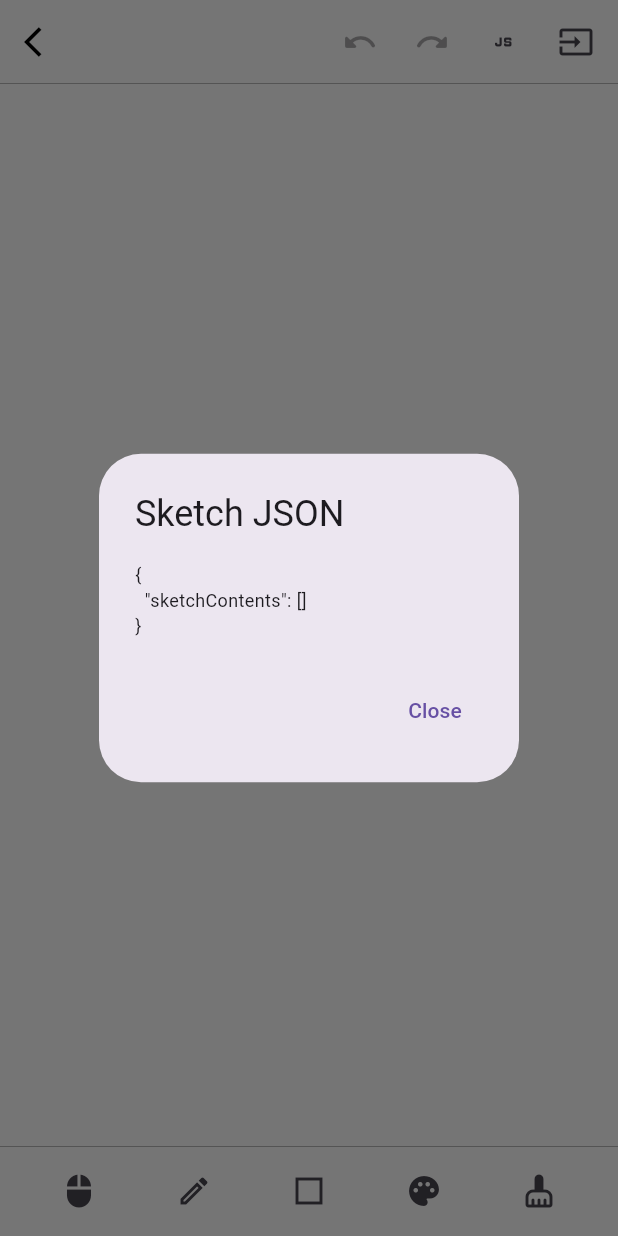
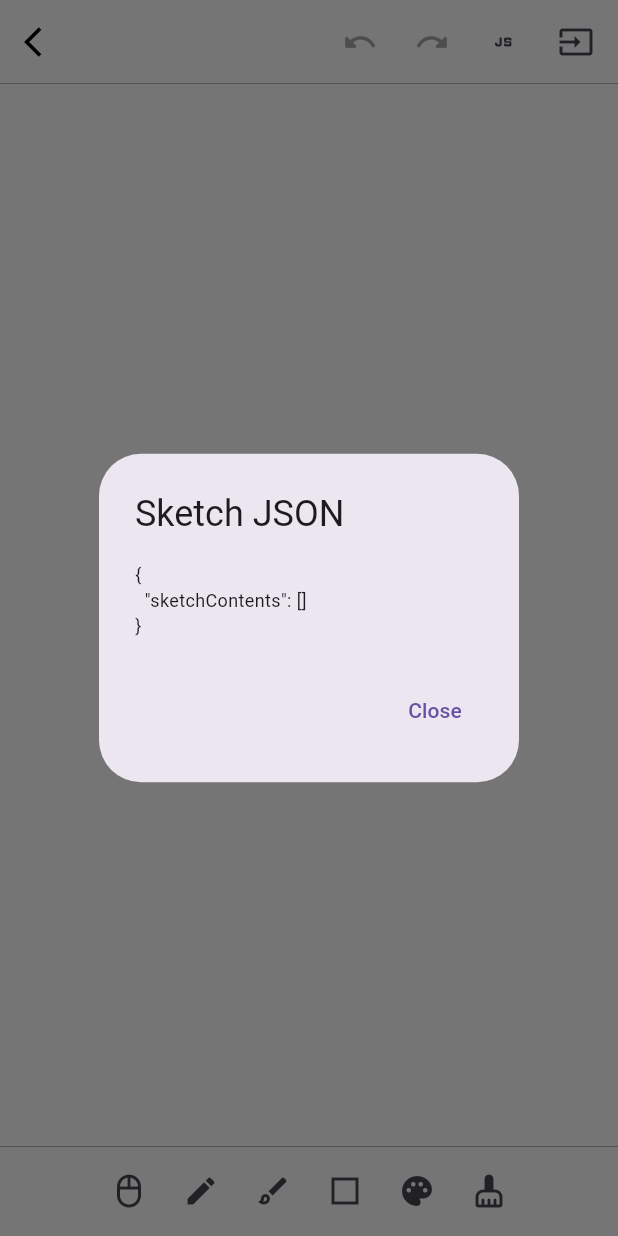
Before and after one commit to Fasoo-DigitalPage/sketch_flow, a Flutter app: the screen it shows after launch, after a tap on the "javascript" icon, on a phone screen of 412 x 824 dp. Run offline on Flutter 3.47's test engine with Material 3 defaults, Android fonts, the phone set to English and light mode, and no system bars.

Commit message:
[Feat] Add brush tool, modify SketchContent structure

```diff
--- a/example/lib/main.dart
+++ b/example/lib/main.dart
@@ -1,5 +1,4 @@
 import 'dart:convert';
-
 import 'package:example/test_data.dart';
 import 'package:flutter/material.dart';
 import 'package:sketch_flow/sketch_flow.dart';
--- a/lib/sketch_widgets.dart
+++ b/lib/sketch_widgets.dart
@@ -1,2 +1,3 @@
 export 'src/widgets/base_circle.dart';
 export 'src/widgets/base_thickness.dart';
+export 'src/widgets/gradient_track_shape.dart';
--- a/lib/src/bottomBar/sketch_bottom_bar.dart
+++ b/lib/src/bottomBar/sketch_bottom_bar.dart
@@ -1,8 +1,8 @@
 import 'package:flutter/material.dart';
 import 'package:sketch_flow/sketch_flow.dart';
 import 'package:sketch_flow/sketch_widgets.dart';
-import 'package:sketch_flow/src/widgets/gradient_track_shape.dart';
 
+class SketchBottomBar extends StatefulWidget {
   /// A bottom bar that provides tools for handwriting or sketching.
   ///
   /// [controller] The sketch controller that manages drawing state.
@@ -14,6 +14,10 @@ import 'package:sketch_flow/src/widgets/gradient_track_shape.dart';
   /// [activePencilIcon] Icon displayed when the pencil tool is active.
   ///
   /// [inActivePencilIcon] Icon displayed when the pencil tool is inactive.
+  ///
+  /// [activeBrushIcon] Icon displayed when the brush tool is active.
+  ///
+  /// [inActiveBrushIcon] Icon displayed when the bursh tool is inactive.
   ///
   /// [activeEraserIcon] Icon displayed when the eraser tool is active.
   ///
@@ -30,7 +34,6 @@ import 'package:sketch_flow/src/widgets/gradient_track_shape.dart';
   /// [eraserThicknessTextStyle] The TextStyle that displays the current eraser thickness as text
   ///
   /// [eraserThicknessSliderThemeData] The theme data used to customize the appearance of the eraser thickness slider
-class SketchBottomBar extends StatefulWidget {
   const SketchBottomBar({
     super.key,
     required this.controller,
@@ -40,6 +43,8 @@ class SketchBottomBar extends StatefulWidget {
     this.bottomBarBorderWidth,
     this.activePencilIcon,
     this.inActivePencilIcon,
+    this.activeBrushIcon,
+    this.inActiveBrushIcon,
     this.activeEraserIcon,
     this.inActiveEraserIcon,
     this.clearIcon,
@@ -60,6 +65,9 @@ class SketchBottomBar extends StatefulWidget {
 
   final Widget? activePencilIcon;
   final Widget? inActivePencilIcon;
+
+  final Widget? activeBrushIcon;
+  final Widget? inActiveBrushIcon;
 
   final Widget? activeEraserIcon;
   final Widget? inActiveEraserIcon;
@@ -158,15 +166,14 @@ class _SketchBottomBarState extends State<SketchBottomBar> with TickerProviderSt
 
     final applyWidget = switch(toolType) {
       SketchToolType.pencil => _drawingConfigWidget(strokeThicknessList: strokeThicknessList),
+      SketchToolType.brush => _drawingConfigWidget(strokeThicknessList: strokeThicknessList),
       SketchToolType.eraser => _eraserConfigWidget(),
       SketchToolType.palette => _paletteConfigWidget(colorList: colorList),
       SketchToolType.move => SizedBox.shrink(),
-      SketchToolType.readOnly => SizedBox.shrink()
     };
 
     _toolConfigOverlay = OverlayEntry(
         builder: (context) => GestureDetector(
-          // 외부 터치 감지
           behavior: HitTestBehavior.translucent,
           onTap: () => _onThicknessSelected(strokeThickness: _controller.currentSketchConfig.strokeThickness),
           child: Stack(
@@ -261,9 +268,12 @@ class _SketchBottomBarState extends State<SketchBottomBar> with TickerProviderSt
                   )
               )
           ),
+          child: Center(
+            child: SingleChildScrollView(
+              scrollDirection: Axis.horizontal,
               child: Row(
-            mainAxisAlignment: MainAxisAlignment.spaceEvenly,
                 children: [
+                  /// Move tool
                   _toolButtonWidget(
                       toolItem: SketchToolItem(
                           toolType: SketchToolType.move,
@@ -283,6 +293,17 @@ class _SketchBottomBarState extends State<SketchBottomBar> with TickerProviderSt
                       ),
                       selectedToolType: _selectedToolType,
                       onClickToolButton: () => _onToolTap(toolType: SketchToolType.pencil)
+                  ),
+
+                  /// Brush tool
+                  _toolButtonWidget(
+                      toolItem: SketchToolItem(
+                          toolType: SketchToolType.brush,
+                          activeIcon: widget.activeBrushIcon ?? Icon(Icons.brush_rounded),
+                          inActiveIcon: widget.inActiveBrushIcon ?? Icon(Icons.brush_outlined)
+                      ),
+                      selectedToolType: _selectedToolType,
+                      onClickToolButton: () => _onToolTap(toolType: SketchToolType.brush)
                   ),
 
                   /// Eraser tool
@@ -310,6 +331,8 @@ class _SketchBottomBarState extends State<SketchBottomBar> with TickerProviderSt
                       }
                   ),
                 ],
+              ),
+            ),
           ),
         )
     );
--- a/lib/src/content/sketch_content.dart
+++ b/lib/src/content/sketch_content.dart
@@ -1,23 +1,14 @@
 import 'dart:ui';
+
+import 'package:sketch_flow/sketch_flow.dart';
 
 abstract class SketchContent {
   final List<Offset> points;
-  final Paint paint;
+  final SketchConfig sketchConfig;
 
-  SketchContent({required this.points, required this.paint});
+  SketchContent({required this.points, required this.sketchConfig});
 
   void draw(Canvas canvas);
 
-  void drawPointAsLine({required Canvas canvas, required Paint customPaint}) {
-    if (points.length < 2) return;
-    Path path = Path()..moveTo(points.first.dx, points.first.dy);
-
-    for (int i=0; i<points.length-1; i++) {
-      path.lineTo(points[i].dx, points[i].dy);
-    }
-
-    canvas.drawPath(path, paint);
-  }
-
   Map<String, dynamic> toJson();
 }
--- a/lib/src/controller/sketch_config.dart
+++ b/lib/src/controller/sketch_config.dart
@@ -10,7 +10,7 @@ import 'package:flutter/material.dart';
 ///
 /// [move] Screen move tool
 enum SketchToolType {
-  pencil, eraser, palette, move, readOnly
+  pencil, eraser, palette, move, brush
 }
 
 
--- a/lib/src/controller/sketch_controller.dart
+++ b/lib/src/controller/sketch_controller.dart
@@ -1,6 +1,7 @@
 import 'package:flutter/material.dart';
 import 'package:sketch_flow/sketch_contents.dart';
 import 'package:sketch_flow/sketch_flow.dart';
+import 'package:sketch_flow/src/content/brush.dart';
 
 class SketchController extends ChangeNotifier {
   /// A controller that manages the user's sketching state on the canvas.
@@ -45,28 +46,23 @@ class SketchController extends ChangeNotifier {
     if(_isOffsetsEmpty(_currentOffsets)) return null;
 
     switch(_sketchConfig.toolType) {
-      case SketchToolType.readOnly:
       case SketchToolType.palette:
       case SketchToolType.move:
          return null;
       case SketchToolType.pencil:
         return Pencil(
             points: List.from(_currentOffsets),
-            paint: Paint()
-              ..color = _sketchConfig.color.withValues(alpha: _sketchConfig.opacity)
-              ..strokeWidth = _sketchConfig.strokeThickness
-              ..style = PaintingStyle.stroke
+            sketchConfig: _sketchConfig
+        );
+      case SketchToolType.brush:
+        return Brush(
+            points: List.from(_currentOffsets),
+            sketchConfig: _sketchConfig
         );
       case SketchToolType.eraser:
         return Eraser(
             points: List.from(_currentOffsets),
-            paint: Paint()
-              ..color = Colors.transparent
-              ..blendMode = BlendMode.clear
-              ..style = PaintingStyle.stroke
-              ..strokeCap = StrokeCap.round
-              ..strokeJoin = StrokeJoin.round
-              ..strokeWidth = _sketchConfig.eraserRadius * 2
+            sketchConfig: _sketchConfig
         );
     }
   }
@@ -187,36 +183,14 @@ class SketchController extends ChangeNotifier {
           final points = (content['points'] as List)
               .map((e) => Offset(e['dx'], e['dy']))
               .toList();
-          final color = Color(content['color']);
-          final strokeWidth = (content['strokeWidth'] as num).toDouble();
 
-          _contents.add(
-            Pencil(
-                points: points,
-                paint: Paint()
-                  ..color = color
-                  ..strokeWidth = strokeWidth
-                  ..style = PaintingStyle.stroke
-            )
-          );
+          _contents.add(Pencil(points: points, sketchConfig: _sketchConfig));
         case 'eraser':
           final points = (content['points'] as List)
               .map((e) => Offset(e['dx'], e['dy']))
               .toList();
-          final strokeWidth = (content['strokeWidth'] as num).toDouble();
 
-          _contents.add(
-              Eraser(
-                  points: points,
-                  paint: Paint()
-                    ..color = Colors.transparent
-                    ..blendMode = BlendMode.clear
-                    ..style = PaintingStyle.stroke
-                    ..strokeCap = StrokeCap.round
-                    ..strokeJoin = StrokeJoin.round
-                    ..strokeWidth = strokeWidth
-              )
-          );
+          _contents.add(Eraser(points: points, sketchConfig: _sketchConfig));
           break;
       }
     }
```
Also changed, not shown: lib/src/content/brush.dart (added, +44 -0 lines), lib/src/content/eraser.dart (+18 -3 lines), lib/src/content/pencil.dart (+16 -4 lines). Lines whose indentation alone changed are shown as unchanged.
